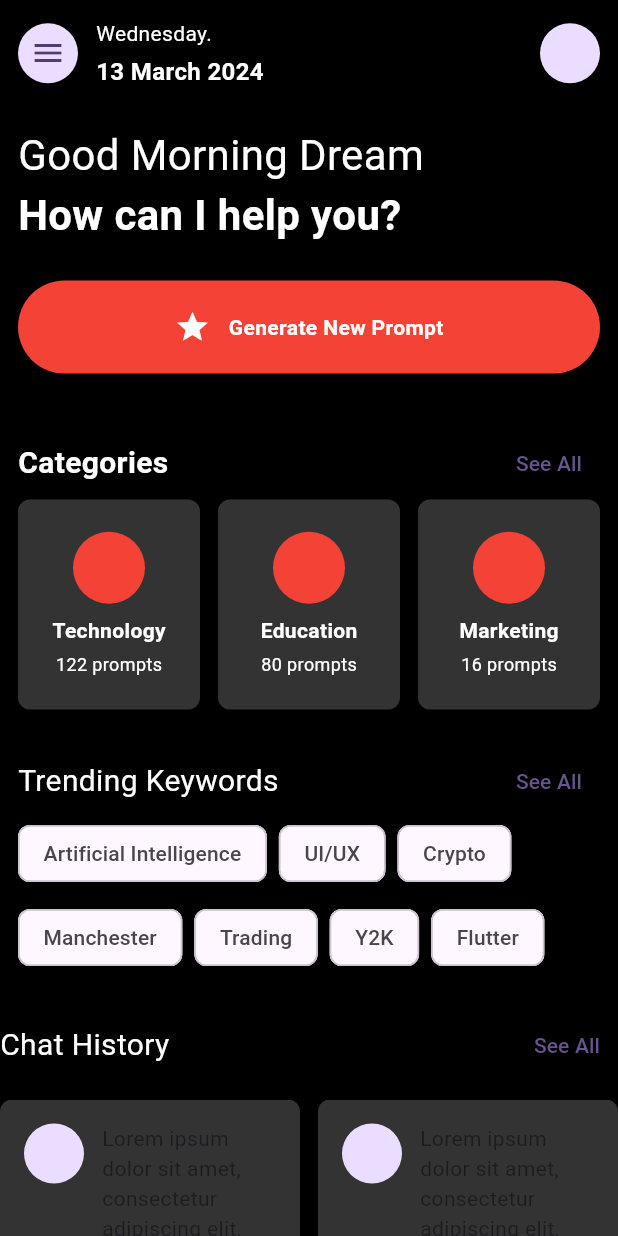
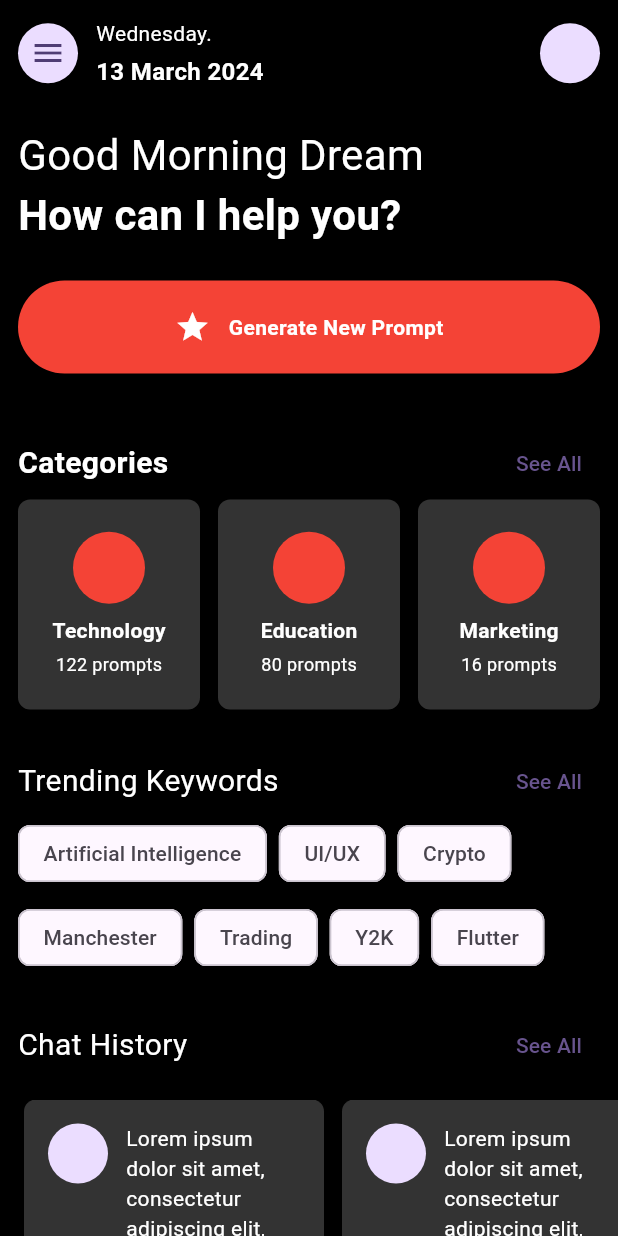
Before and after one commit to JAICHANGPARK/flutter_notebook_chapter_36, a Flutter app: the ChatBotHomePage screen opened directly, on a phone screen of 412 x 824 dp. Run offline on Flutter 3.47's test engine with Material 3 defaults, Android fonts, the phone set to English and light mode, and no system bars; our stand-ins replace gap.

Commit message:
Update chat_bot_home_page.dart

```diff
--- a/lib/ep1831_chat_bot_app/views/chat_bot_home_page.dart
+++ b/lib/ep1831_chat_bot_app/views/chat_bot_home_page.dart
@@ -284,7 +284,9 @@ class _ChatBotHomePageState extends State<ChatBotHomePage> {
                     ),
                   ),
                   Gap(24),
-                  Row(
+                  Padding(
+                    padding: const EdgeInsets.symmetric(horizontal: 12),
+                    child: Row(
                       mainAxisAlignment: MainAxisAlignment.spaceBetween,
                       children: [
                         Text(
@@ -300,9 +302,11 @@ class _ChatBotHomePageState extends State<ChatBotHomePage> {
                         ),
                       ],
                     ),
+                  ),
                   Gap(12),
                   Container(
                     height: 160,
+                    margin: EdgeInsets.only(left: 16),
                     child: ListView.builder(
                       scrollDirection: Axis.horizontal,
                       itemBuilder: (context, index) {
@@ -322,6 +326,9 @@ class _ChatBotHomePageState extends State<ChatBotHomePage> {
                               Expanded(
                                 child: Text(
                                   "Lorem ipsum dolor sit amet, consectetur adipiscing elit, sed do eiusmod tempor incididunt ut labore et dolore magna aliqua. Ut enim ad minim veniam, quis nostrud exercitation ullamco laboris nisi ut aliquip ex ea commodo consequat. ",
+                                  style: TextStyle(
+                                    color: Colors.white,
+                                  ),
                                 ),
                               )
                             ],
```
Lines whose indentation alone changed are shown as unchanged.
